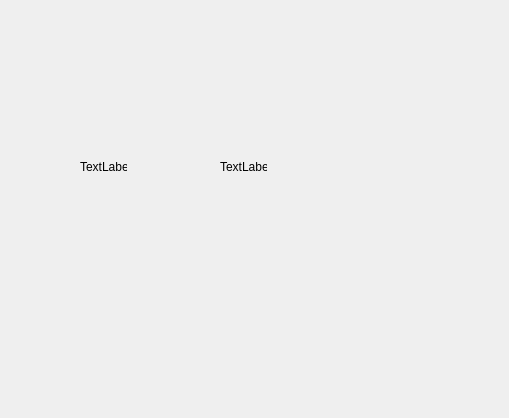
Old version of the form Nayda/gametimers.ui in the repository dsbabkov/Nayda.
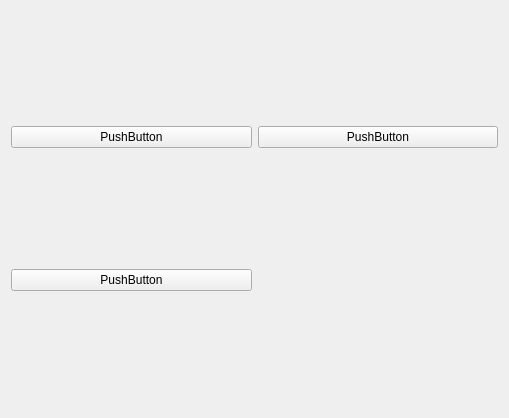
New version of the form.

Commit message: Problem with GameInfoWidget was solved. It appeares now in the screen.

```diff
--- a/Nayda/gametimers.ui
+++ b/Nayda/gametimers.ui
@@ -13,32 +13,33 @@
   <property name="windowTitle">
    <string>Form</string>
   </property>
-  <widget class="QLabel" name="label">
-   <property name="geometry">
-    <rect>
-     <x>80</x>
-     <y>160</y>
-     <width>47</width>
-     <height>13</height>
-    </rect>
-   </property>
+  <layout class="QGridLayout" name="gridLayout_2">
+   <item row="0" column="0">
+    <layout class="QGridLayout" name="gridLayout">
+     <item row="0" column="0">
+      <widget class="QPushButton" name="pushButton">
    <property name="text">
-    <string>TextLabel</string>
-   </property>
-  </widget>
-  <widget class="QLabel" name="label_2">
-   <property name="geometry">
-    <rect>
-     <x>220</x>
-     <y>160</y>
-     <width>47</width>
-     <height>13</height>
-    </rect>
-   </property>
+        <string>PushButton</string>
+       </property>
+      </widget>
+     </item>
+    </layout>
+   </item>
+   <item row="0" column="1">
+    <widget class="QPushButton" name="pushButton_2">
+     <property name="text">
+      <string>PushButton</string>
+     </property>
+    </widget>
+   </item>
+   <item row="1" column="0">
+    <widget class="QPushButton" name="pushButton_3">
    <property name="text">
-    <string>TextLabel</string>
-   </property>
-  </widget>
+      <string>PushButton</string>
+     </property>
+    </widget>
+   </item>
+  </layout>
  </widget>
  <resources/>
  <connections/>
```
Lines whose indentation alone changed are shown as unchanged. The commit also changes 7 other files.
